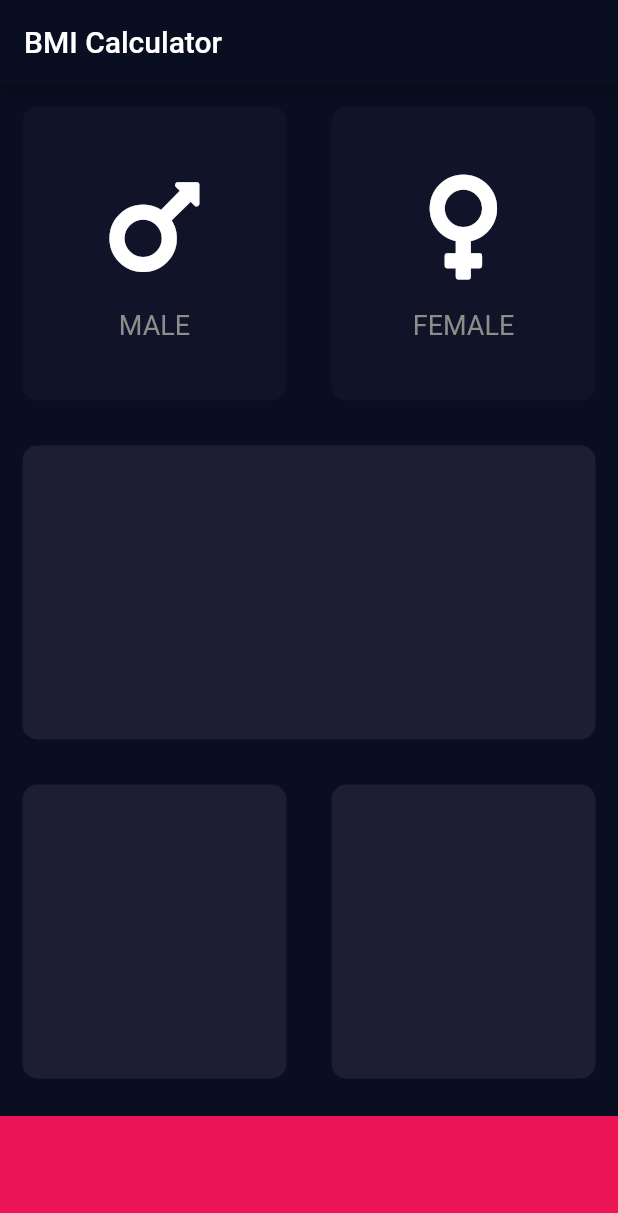
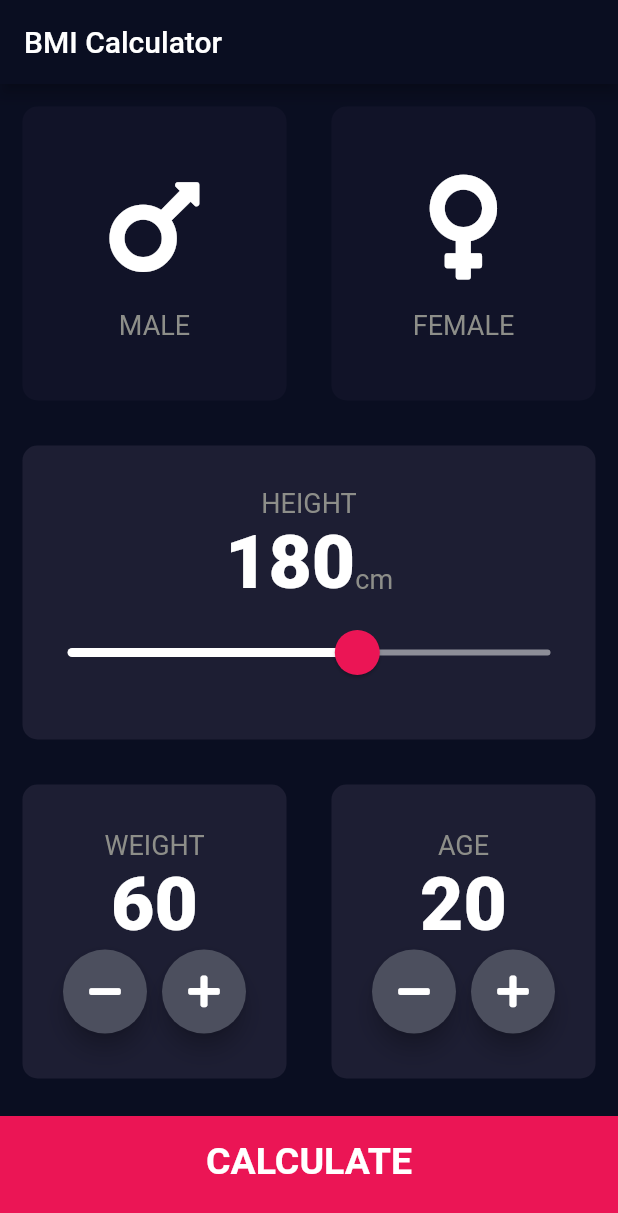
Before and after one commit to j-kon/FlutterDevelopmentBootcamp, a Flutter app: the screen it shows after launch, on a phone screen of 412 x 824 dp. Shown: the top 1213 px of the screen. Run offline on Flutter 3.47's test engine with Material 2 defaults, Android fonts, the phone set to English and light mode, and no system bars; our stand-ins replace audioplayers, avatar_glow, font_awesome_flutter, google_fonts, math_expressions, rflutter_alert.

Commit message:
BMI cal completed

```diff
--- /dev/null
+++ b/bmi_calculator/lib/calculator_brain.dart
@@ -0,0 +1,35 @@
+import 'dart:math';
+
+class CalculatorBrain {
+  CalculatorBrain({this.height, this.weight});
+
+  final int height;
+  final int weight;
+
+  double _bmi;
+
+  String calculateBMI() {
+    _bmi = weight / pow(height / 100, 2);
+    return _bmi.toStringAsFixed(1);
+  }
+
+  String getResult() {
+    if (_bmi >= 20) {
+      return 'Overweight';
+    } else if (_bmi > 19.0) {
+      return 'Normal';
+    } else {
+      return 'Underweight';
+    }
+  }
+
+  String getInterpretation() {
+    if (_bmi >= 20) {
+      return 'You are higher than normal body weight. Try to exercise more.';
+    } else if (_bmi > 19.0) {
+      return 'You have a normal body weight. Good job!';
+    } else {
+      return 'You have a lower than body weight. You can eat a bit more.';
+    }
+  }
+}
--- /dev/null
+++ b/bmi_calculator/lib/conponents/bottom_button.dart
@@ -0,0 +1,27 @@
+import 'package:bmi_calculator/constant.dart';
+import 'package:flutter/material.dart';
+
+class BottomButton extends StatelessWidget {
+  BottomButton({@required this.onTap, @required this.buttonTitle});
+  final Function onTap;
+  final String buttonTitle;
+  @override
+  Widget build(BuildContext context) {
+    return GestureDetector(
+      onTap: onTap,
+      child: Container(
+        child: Center(
+          child: Text(
+            buttonTitle,
+            style: kLargeButtonTextStyle,
+          ),
+        ),
+        color: kBottomContainerColour,
+        margin: EdgeInsets.only(top: 10.0),
+        padding: EdgeInsets.only(bottom: 20.0),
+        width: double.infinity,
+        height: kBottomContainerHeight,
+      ),
+    );
+  }
+}
--- a/bmi_calculator/lib/icon_content.dart
+++ b/bmi_calculator/lib/conponents/icon_content.dart
@@ -1,9 +1,5 @@
 import 'package:flutter/material.dart';
-
-const labelTextStyle = TextStyle(
-  fontSize: 18.0,
-  color: Color(0xFF8D8E89),
-);
+import '../constant.dart';
 
 class IconContent extends StatelessWidget {
   IconContent({this.icon, this.label});
@@ -24,7 +20,7 @@
         ),
         Text(
           label,
-          style: labelTextStyle,
+          style: kLabelTextStyle,
         ),
       ],
     );
--- /dev/null
+++ b/bmi_calculator/lib/conponents/round_icon_button.dart
@@ -0,0 +1,21 @@
+import 'package:flutter/material.dart';
+
+class RoundIconButton extends StatelessWidget {
+  RoundIconButton({@required this.icon, @required this.onPressed});
+  final IconData icon;
+  final Function onPressed;
+  @override
+  Widget build(BuildContext context) {
+    return RawMaterialButton(
+      child: Icon(icon),
+      onPressed: onPressed,
+      elevation: 6.0,
+      constraints: BoxConstraints.tightFor(
+        width: 56.0,
+        height: 56.0,
+      ),
+      shape: CircleBorder(),
+      fillColor: Color(0xFF4C4F5E),
+    );
+  }
+}
--- /dev/null
+++ b/bmi_calculator/lib/constant.dart
@@ -0,0 +1,20 @@
+import 'package:flutter/material.dart';
+
+const kBottomContainerHeight = 80.0;
+const kActiveCardColour = Color(0xFF1D1E33);
+const kInactiveCardColour = Color(0xFF111328);
+const kBottomContainerColour = Color(0xFFEB1555);
+
+const kLabelTextStyle = TextStyle(
+  fontSize: 18.0,
+  color: Color(0xFF8D8E89),
+);
+
+const kNumberTextStyle = TextStyle(fontSize: 50, fontWeight: FontWeight.w900);
+const kLargeButtonTextStyle =
+    TextStyle(fontSize: 25.0, fontWeight: FontWeight.bold);
+const kTitleTextStyle = TextStyle(fontSize: 50.0, fontWeight: FontWeight.bold);
+const kResultTextStyle = TextStyle(
+    color: Color(0xFF24D876), fontSize: 22.0, fontWeight: FontWeight.bold);
+const kBMITextStyle = TextStyle(fontSize: 100.0, fontWeight: FontWeight.bold);
+const kBodyTextStyle = TextStyle(fontSize: 22.0);
--- a/bmi_calculator/lib/input_page.dart
+++ /dev/null
@@ -1,101 +0,0 @@
-import 'package:bmi_calculator/icon_content.dart';
-import 'package:bmi_calculator/reusable_card.dart';
-import 'package:flutter/material.dart';
-import 'package:font_awesome_flutter/font_awesome_flutter.dart';
-
-const bottomContainerHeight = 80.0;
-const activeCardColour = Color(0xFF1D1E33);
-const inactiveCardColour = Color(0xFF111328);
-const bottomContainerColour = Color(0xFFEB1555);
-
-enum Gender {
-  male,
-  female,
-}
-
-class InputPage extends StatefulWidget {
-  @override
-  _InputPageState createState() => _InputPageState();
-}
-
-class _InputPageState extends State<InputPage> {
-  Gender selectedGender;
-
-  @override
-  Widget build(BuildContext context) {
-    return Scaffold(
-      appBar: AppBar(
-        title: Text('BMI Calculator'),
-      ),
-      body: Column(
-        children: [
-          Expanded(
-            child: Row(
-              children: [
-                Expanded(
-                  child: ReusableCard(
-                    onPress: () {
-                      setState(() {
-                        selectedGender = Gender.male;
-                      });
-                    },
-                    colour: selectedGender == Gender.male
-                        ? activeCardColour
-                        : inactiveCardColour,
-                    cardChild: IconContent(
-                      icon: FontAwesomeIcons.mars,
-                      label: 'MALE',
-                    ),
-                  ),
-                ),
-                Expanded(
-                  child: ReusableCard(
-                    onPress: () {
-                      setState(() {
-                        selectedGender = Gender.female;
-                      });
-                    },
-                    colour: selectedGender == Gender.female
-                        ? activeCardColour
-                        : inactiveCardColour,
-                    cardChild: IconContent(
-                      icon: FontAwesomeIcons.venus,
-                      label: 'FEMALE',
-                    ),
-                  ),
-                ),
-              ],
-            ),
-          ),
-          Expanded(
-            child: ReusableCard(
-              colour: activeCardColour,
-            ),
-          ),
-          Expanded(
-            child: Row(
-              children: [
-                Expanded(
-                  child: ReusableCard(
-                    colour: activeCardColour,
-                  ),
-                ),
-                Expanded(
-                  child: ReusableCard(
-                    colour: activeCardColour,
-                  ),
-                ),
-              ],
-            ),
-          ),
-          Container(
-            color: bottomContainerColour,
-            margin: EdgeInsets.only(top: 10.0),
-            width: double.infinity,
-            height: bottomContainerHeight,
-          ),
-        ],
-      ),
-    );
-  }
-}
--- a/bmi_calculator/lib/main.dart
+++ b/bmi_calculator/lib/main.dart
@@ -1,4 +1,4 @@
-import 'package:bmi_calculator/input_page.dart';
+import 'package:bmi_calculator/screens/input_page.dart';
 import 'package:flutter/material.dart';
 
 void main() => runApp(BMICalculator());
--- /dev/null
+++ b/bmi_calculator/lib/screens/input_page.dart
@@ -0,0 +1,235 @@
+import 'package:bmi_calculator/calculator_brain.dart';
+import 'package:bmi_calculator/conponents/bottom_button.dart';
+import 'package:bmi_calculator/conponents/reusable_card.dart';
+import 'package:bmi_calculator/constant.dart';
+import 'package:bmi_calculator/conponents/icon_content.dart';
+import 'package:bmi_calculator/screens/results_page.dart';
+import 'package:bmi_calculator/conponents/round_icon_button.dart';
+import 'package:flutter/material.dart';
+import 'package:font_awesome_flutter/font_awesome_flutter.dart';
+
+enum Gender {
+  male,
+  female,
+}
+
+class InputPage extends StatefulWidget {
+  @override
+  _InputPageState createState() => _InputPageState();
+}
+
+class _InputPageState extends State<InputPage> {
+  Gender selectedGender;
+  int height = 180;
+  int weight = 60;
+  int age = 20;
+
+  @override
+  Widget build(BuildContext context) {
+    return Scaffold(
+      appBar: AppBar(
+        title: Text('BMI Calculator'),
+      ),
+      body: Column(
+        crossAxisAlignment: CrossAxisAlignment.stretch,
+        children: [
+          Expanded(
+            child: Row(
+              children: [
+                Expanded(
+                  child: ReusableCard(
+                    onPress: () {
+                      setState(() {
+                        selectedGender = Gender.male;
+                      });
+                    },
+                    colour: selectedGender == Gender.male
+                        ? kActiveCardColour
+                        : kInactiveCardColour,
+                    cardChild: IconContent(
+                      icon: FontAwesomeIcons.mars,
+                      label: 'MALE',
+                    ),
+                  ),
+                ),
+                Expanded(
+                  child: ReusableCard(
+                    onPress: () {
+                      setState(() {
+                        selectedGender = Gender.female;
+                      });
+                    },
+                    colour: selectedGender == Gender.female
+                        ? kActiveCardColour
+                        : kInactiveCardColour,
+                    cardChild: IconContent(
+                      icon: FontAwesomeIcons.venus,
+                      label: 'FEMALE',
+                    ),
+                  ),
+                ),
+              ],
+            ),
+          ),
+          Expanded(
+            child: ReusableCard(
+              colour: kActiveCardColour,
+              cardChild: Column(
+                mainAxisAlignment: MainAxisAlignment.center,
+                children: [
+                  Text(
+                    'HEIGHT',
+                    style: kLabelTextStyle,
+                  ),
+                  Row(
+                    mainAxisAlignment: MainAxisAlignment.center,
+                    crossAxisAlignment: CrossAxisAlignment.baseline,
+                    textBaseline: TextBaseline.ideographic,
+                    children: [
+                      Text(
+                        height.toString(),
+                        style: kNumberTextStyle,
+                      ),
+                      Text(
+                        'cm',
+                        style: kLabelTextStyle,
+                      ),
+                    ],
+                  ),
+                  SliderTheme(
+                    data: SliderTheme.of(context).copyWith(
+                        activeTrackColor: Colors.white,
+                        inactiveTrackColor: Color(0xFF8D8E98),
+                        thumbColor: Color(0xFFEB1555),
+                        overlayColor: Color(0x29EB1555),
+                        thumbShape:
+                            RoundSliderThumbShape(enabledThumbRadius: 15.0),
+                        overlayShape:
+                            RoundSliderOverlayShape(overlayRadius: 30.0)),
+                    child: Slider(
+                      value: height.toDouble(),
+                      min: 120.0,
+                      max: 220.0,
+                      onChanged: (double newValue) {
+                        setState(() {
+                          height = newValue.round();
+                        });
+                      },
+                    ),
+                  )
+                ],
+              ),
+            ),
+          ),
+          Expanded(
+            child: Row(
+              children: [
+                Expanded(
+                  child: ReusableCard(
+                    colour: kActiveCardColour,
+                    cardChild: Column(
+                      mainAxisAlignment: MainAxisAlignment.center,
+                      children: [
+                        Text(
+                          'WEIGHT',
+                          style: kLabelTextStyle,
+                        ),
+                        Text(
+                          weight.toString(),
+                          style: kNumberTextStyle,
+                        ),
+                        Row(
+                          mainAxisAlignment: MainAxisAlignment.center,
+                          children: [
+                            RoundIconButton(
+                              icon: FontAwesomeIcons.minus,
+                              onPressed: () {
+                                setState(() {
+                                  weight--;
+                                });
+                              },
+                            ),
+                            SizedBox(
+                              width: 10.0,
+                            ),
+                            RoundIconButton(
+                              icon: FontAwesomeIcons.plus,
+                              onPressed: () {
+                                setState(() {
+                                  weight++;
+                                });
+                              },
+                            ),
+                          ],
+                        ),
+                      ],
+                    ),
+                  ),
+                ),
+                Expanded(
+                  child: ReusableCard(
+                    colour: kActiveCardColour,
+                    cardChild: Column(
+                      mainAxisAlignment: MainAxisAlignment.center,
+                      children: [
+                        Text(
+                          'AGE',
+                          style: kLabelTextStyle,
+                        ),
+                        Text(
+                          age.toString(),
+                          style: kNumberTextStyle,
+                        ),
+                        Row(
+                          mainAxisAlignment: MainAxisAlignment.center,
+                          children: [
+                            RoundIconButton(
+                              icon: FontAwesomeIcons.minus,
+                              onPressed: () {
+                                setState(() {
+                                  age--;
+                                });
+                              },
+                            ),
+                            SizedBox(
+                              width: 10.0,
+                            ),
+                            RoundIconButton(
+                              icon: FontAwesomeIcons.plus,
+                              onPressed: () {
+                                setState(() {
+                                  age++;
+                                });
+                              },
+                            ),
+                          ],
+                        )
+                      ],
+                    ),
+                  ),
+                ),
+              ],
+            ),
+          ),
+          BottomButton(
+            buttonTitle: 'CALCULATE',
+            onTap: () {
+              CalculatorBrain calc =
+                  CalculatorBrain(height: height, weight: weight);
+              Navigator.push(
+                context,
+                MaterialPageRoute(
+                  builder: (context) => ResultsPage(
+                    bmiResult: calc.calculateBMI(),
+                    resultText: calc.getResult(),
+                    interpretation: calc.getInterpretation(),
+                  ),
+                ),
+              );
+            },
+          ),
+        ],
+      ),
+    );
+  }
+}
```
Also changed, not shown: bmi_calculator/lib/screens/results_page.dart (added, +70 -0 lines), bmi_calculator/lib/conponents/reusable_card.dart (renamed from bmi_calculator/lib/reusable_card.dart).
